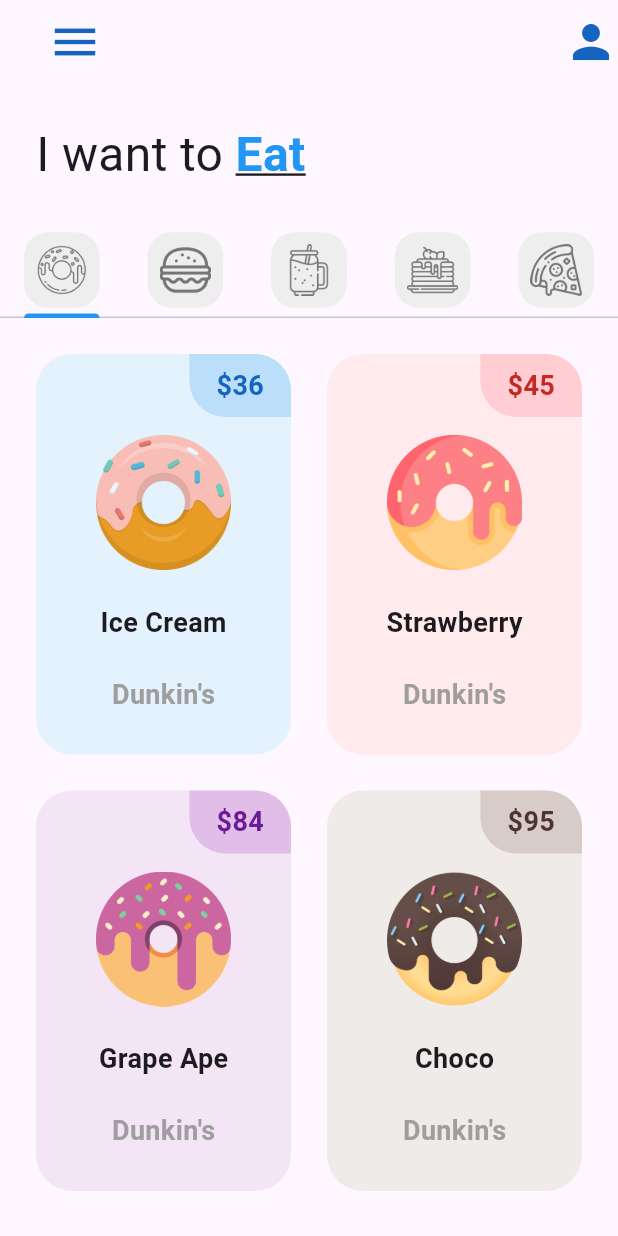
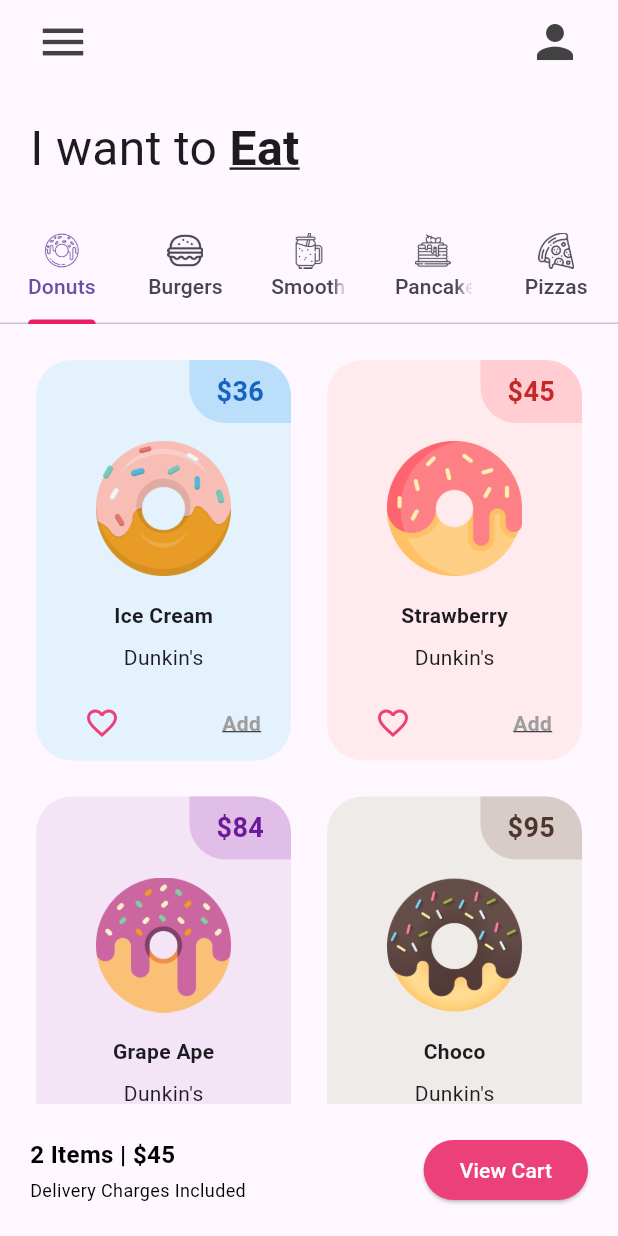
Before and after one commit to EmiiEu4n/reto1_donut_app_emiliano_euan, a Flutter app: the screen it shows after launch, on a phone screen of 412 x 824 dp. Run offline on Flutter 3.47's test engine with Material 3 defaults, Android fonts, the phone set to English and light mode, and no system bars.

Commit message:
Cierre practica 1

```diff
--- a/lib/main.dart
+++ b/lib/main.dart
@@ -1,5 +1,7 @@
+
 import 'package:flutter/material.dart';
-import 'package:reto1_donut_app_emiliano_euan/pages/home_page.dart';
+
+import 'pages/home_page.dart';
 
 void main() {
   runApp(const MainApp());
@@ -12,7 +14,11 @@
   Widget build(BuildContext context) {
     return MaterialApp(
       home: const HomePage(),
-      theme: ThemeData(tabBarTheme: const TabBarTheme(indicatorColor: Colors.blue)
+      debugShowCheckedModeBanner: false, // Quitar el banner de "Debug"
+      theme: ThemeData(
+        tabBarTheme: const TabBarTheme(
+          indicatorColor: Colors.pink,
+        ),
       ),
     );
   }
--- a/lib/pages/home_page.dart
+++ b/lib/pages/home_page.dart
@@ -1,10 +1,10 @@
 import 'package:flutter/material.dart';
-import 'package:reto1_donut_app_emiliano_euan/tab/burger_tab.dart';
+
+import '../tab/burger_tab.dart';
 import '../tab/donut_tab.dart';
 import '../tab/pancake_tab.dart';
 import '../tab/pizza_tab.dart';
 import '../tab/smoothie_tab.dart';
-import '../utils/my_tab.dart';
 
 class HomePage extends StatefulWidget {
   const HomePage({super.key});
@@ -14,80 +14,169 @@
 }
 
 class _HomePageState extends State<HomePage> {
-  List<Widget> myTabs = [
-    //donut tab
-    const MyTab(iconPath: 'lib/icons/donut.png'),
-    //burger tab
-    const MyTab(iconPath: 'lib/icons/burger.png'),
-    //smoothie tab
-    const MyTab(iconPath: 'lib/icons/smoothie.png'),
-    //pancake tab
-    const MyTab(iconPath: 'lib/icons/pancakes.png'),
-    //pizza tab
-    const MyTab(iconPath: 'lib/icons/pizza.png'),
+  List<Tab> myTabs = [
+    // Donut tab
+    Tab(
+      icon: const ImageIcon(AssetImage('lib/icons/donut.png')),
+      text: 'Donuts', // Nombre del tab
+    ),
+
+    // Burger tab
+    Tab(
+      icon: const ImageIcon(AssetImage('lib/icons/burger.png')),
+      text: 'Burgers', // Nombre del tab
+    ),
+
+    // Smoothie tab
+    Tab(
+      icon: const ImageIcon(AssetImage('lib/icons/smoothie.png')),
+      text: 'Smoothies', // Nombre del tab
+    ),
+
+    // Pancake tab
+    Tab(
+      icon: const ImageIcon(AssetImage('lib/icons/pancakes.png')),
+      text: 'Pancakes', // Nombre del tab
+    ),
+
+    // Pizza tab
+    Tab(
+      icon: const ImageIcon(AssetImage('lib/icons/pizza.png')),
+      text: 'Pizzas', // Nombre del tab
+    ),
   ];
+
   @override
   Widget build(BuildContext context) {
     return DefaultTabController(
-      length: 5,
-      // length: myTabs.length,
+      length: myTabs.length,
       child: Scaffold(
         appBar: AppBar(
           backgroundColor: Colors.transparent,
           leading: Padding(
-              padding: const EdgeInsets.only(left: 24.0),
+            padding: const EdgeInsets.only(left: 16.0),
             child: IconButton(
-                icon: Icon(Icons.menu, color: Colors.blue[800], size: 36),
+              icon: Icon(
+                Icons.menu,
+                color: Colors.grey[800],
+                size: 36,
+              ),
               onPressed: () {
-                  print("object");
+                print('boton menu');
               },
             ),
           ),
           actions: [
             Padding(
-                padding: const EdgeInsets.only(left: 24.0),
-                child: Icon(
+              padding: const EdgeInsets.only(right: 16.0),
+              child: IconButton(
+                icon: Icon(
                   Icons.person,
-                  color: Colors.blue[800],
+                  color: Colors.grey[800],
                   size: 36,
                 ),
-              )
-            ]),
-        body: Column(children: [
-          //Texto: a want to eat
+                onPressed: () {
+                  print('otra cosa');
+                },
+              ),
+            ),
+          ],
+        ),
+        body: Column(
+          children: [
             const Padding(
-            padding: EdgeInsets.all(24.0),
+              padding: EdgeInsets.all(20.0),
               child: Row(
                 children: [
-                Text('I want to ', style: TextStyle(fontSize: 32)),
-                Text('Eat',
+                  Text(
+                    'I want to ',
+                    style: TextStyle(fontSize: 32),
+                  ),
+                  Text(
+                    'Eat ',
                     style: TextStyle(
-                        color: Colors.blue,
                         fontSize: 32,
                         fontWeight: FontWeight.bold,
-                        decoration: TextDecoration.underline)),
+                        decoration: TextDecoration.underline),
+                  ),
                 ],
               ),
             ),
-          //TabBA
+            // Tab bar
             TabBar(tabs: myTabs),
-          //tab bar view
-          Expanded( //[] quitar const
-            child: TabBarView(children: [
-              //donut
+
+            // Tab bar view
+            Expanded(
+              child: TabBarView(
+                children: [
+                  // Donut tab
                   DonutTab(),
-              //burger
+
+                  // Burger tab
                   BurgerTab(),
-              //Smoothie
+
+                  // Smoothie tab
                   SmoothieTab(),
-              //Pancake
+
+                  // Pancake tab
                   PancakeTab(),
-              //Pizza
+
+                  // Pizza tab
                   PizzaTab(),
-            ]),
-          )
-          //carrito
-        ]),
+                ],
+              ),
+            ),
+
+            // New Section: Items Summary and View Cart Button
+            Padding(
+              padding: const EdgeInsets.all(20.0),
+              child: Column(
+                children: [
+                  Row(
+                    mainAxisAlignment: MainAxisAlignment.spaceBetween,
+                    children: [
+                      // Text for items and price
+                      Column(
+                        crossAxisAlignment: CrossAxisAlignment.start,
+                        children: [
+                          Text(
+                            '2 Items | \$45',
+                            style: TextStyle(
+                              color: Colors.black,
+                              fontWeight: FontWeight.bold,
+                              fontSize: 16,
+                            ),
+                          ),
+                          SizedBox(height: 4),
+                          Text(
+                            'Delivery Charges Included',
+                            style: TextStyle(
+                              color: Colors.black,
+                              fontSize: 12,
+                            ),
+                          ),
+                        ],
+                      ),
+                      // View Cart button
+                      ElevatedButton(
+                        onPressed: () {
+                          // Lógica para ver el carrito
+                        },
+                        style: ElevatedButton.styleFrom(
+                          backgroundColor: Colors.pink[400], // Color rosa
+                        ),
+                        child: Text(
+                          'View Cart',
+                          style: TextStyle(color: Colors.white),
+                        ),
+                      ),
+                    ],
+                  ),
+                ],
+              ),
+            ),
+          ],
+        ),
       ),
     );
   }
--- a/lib/tab/donut_tab.dart
+++ b/lib/tab/donut_tab.dart
@@ -31,5 +31,6 @@
             imageName: donutsOnSale[index][3],
           );
         });
-  } // Crear el archivo donut_tile en /utils [6]
+  }
+  // Crear el archivo donut_tile en /utils [6]
 }
--- a/lib/utils/donut_tile.dart
+++ b/lib/utils/donut_tile.dart
@@ -1,13 +1,11 @@
+
   import 'package:flutter/material.dart';
 
-//stl
   class DonutTile extends StatelessWidget {
     final String donutFlavor;
     final String donutPrice;
-  final dynamic donutColor; //Es dinamico porque es de tipo color
+    final dynamic donutColor;
     final String imageName;
-
-  //Valor fijo para el border circular
     final double borderRadius = 24;
 
     const DonutTile(
@@ -15,7 +13,7 @@
         required this.donutFlavor,
         required this.donutPrice,
         this.donutColor,
-      required this.imageName}); //Las variables deben estar inicializadas [8]
+        required this.imageName});
 
     @override
     Widget build(BuildContext context) {
@@ -24,10 +22,11 @@
         child: Container(
           decoration: BoxDecoration(
             color: donutColor[50],
-            borderRadius: BorderRadius.circular(borderRadius)),
+            borderRadius: BorderRadius.circular(borderRadius),
+          ),
           child: Column(
             children: [
-            //Donut price
+              // Donut price
               Row(
                 mainAxisAlignment: MainAxisAlignment.end,
                 children: [
@@ -36,48 +35,64 @@
                       color: donutColor[100],
                       borderRadius: BorderRadius.only(
                         topRight: Radius.circular(borderRadius),
-                        bottomLeft: Radius.circular(borderRadius)),
+                        bottomLeft: Radius.circular(borderRadius),
                       ),
-                  padding:
-                      const EdgeInsets.symmetric(vertical: 8, horizontal: 18),
+                    ),
+                    padding: const EdgeInsets.symmetric(vertical: 8, horizontal: 18),
                     child: Text(
                       '\$$donutPrice',
                       style: TextStyle(
                         fontWeight: FontWeight.bold,
                         fontSize: 18,
-                        color: donutColor[800]),
+                        color: donutColor[800],
                       ),
-                )
+                    ),
+                  ),
                 ],
               ),
-            //donut picture
+              // Donut picture
               Padding(
                 padding: const EdgeInsets.symmetric(horizontal: 40, vertical: 12),
                 child: Image.asset(imageName),
               ),
-            //donut flavor text
+              // Donut flavor text
               Padding(
-              padding: const EdgeInsets.symmetric(horizontal: 30, vertical: 10),
+                padding: const EdgeInsets.symmetric(horizontal: 40, vertical: 4),
                 child: Text(
                   donutFlavor,
-                style: const TextStyle(
+                  style: TextStyle(
                     fontWeight: FontWeight.bold,
-                  fontSize: 18,
+                    fontSize: 14,
+                    color: donutColor[1000],
                   ),
                 ),
               ),
-            const Padding(
-              padding: EdgeInsets.symmetric(horizontal: 40, vertical: 12),
-              child: Text(
-                "Dunkin's",
-                style: TextStyle(
-                  fontWeight: FontWeight.bold,
-                  fontSize: 18,
-                  color: Colors.grey,
+              const SizedBox(height: 4),
+              Text('Dunkin\'s'),
+
+              // Heart icon + Add button
+              const Spacer(),
+              Padding(
+                padding: const EdgeInsets.symmetric(horizontal: 20, vertical: 10),
+                child: Row(
+                  mainAxisAlignment: MainAxisAlignment.spaceBetween,
+                  children: [
+                    // Heart icon
+                    IconButton(
+                      icon: Icon(Icons.favorite_border),
+                      color: Colors.pink[400],
+                      onPressed: () {
+                        // Lógica para marcar como favorito
+                      },
+                    ),
+                    // Add button
+                    const
+                    Text('Add', style: TextStyle(fontWeight: FontWeight.bold,
+                    decoration: TextDecoration.underline,
+                      color: Colors.grey))
+                  ],
                 ),
               ),
-            )
-            //love icon + add button
             ],
           ),
         ),
```
Lines whose indentation alone changed are shown as unchanged.
